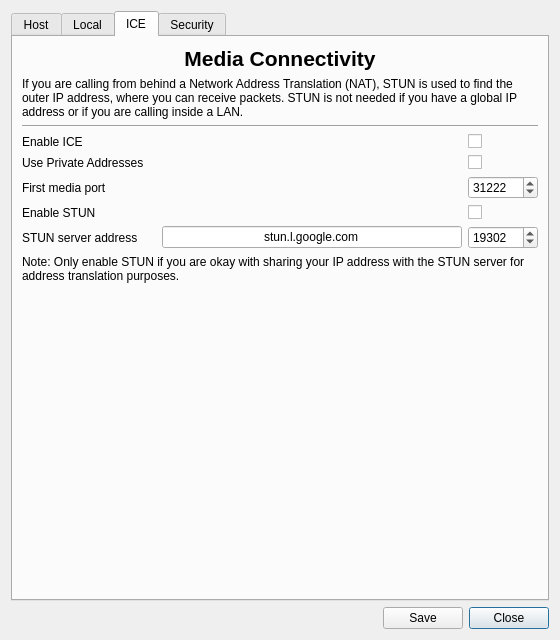
Old version of the form src/ui/settings/callsettings.ui in the repository ultravideo/uvgComm.
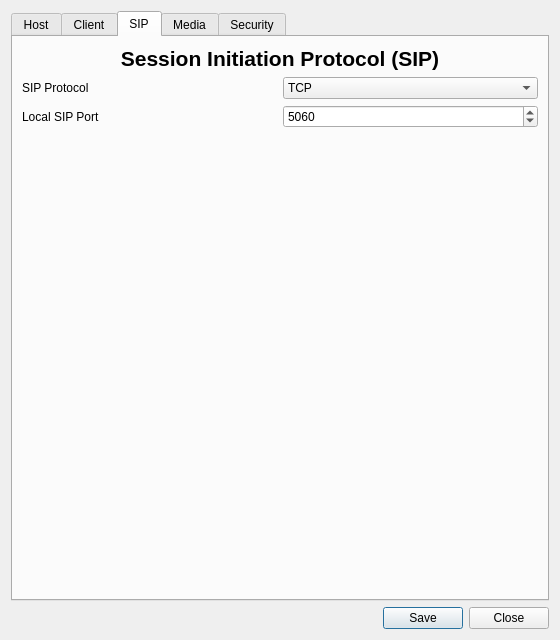
New version of the form. The open tabs and pages were chosen to show the change.

Commit message: feature(Settings): Enable settings the used local SIP port

The edit to the form file:
```diff
--- a/src/ui/settings/callsettings.ui
+++ b/src/ui/settings/callsettings.ui
@@ -14,13 +14,6 @@
    <string>Call Settings</string>
   </property>
   <layout class="QGridLayout" name="gridLayout">
-   <item row="3" column="2">
-    <widget class="QPushButton" name="advanced_close">
-     <property name="text">
-      <string>Close</string>
-     </property>
-    </widget>
-   </item>
    <item row="3" column="1">
     <widget class="QPushButton" name="advanced_ok">
      <property name="text">
@@ -178,9 +171,9 @@
        </item>
       </layout>
      </widget>
-     <widget class="QWidget" name="local">
+     <widget class="QWidget" name="client">
       <attribute name="title">
-       <string>Local</string>
+       <string>Client</string>
       </attribute>
       <layout class="QGridLayout" name="gridLayout_3">
        <item row="8" column="1">
@@ -448,9 +441,81 @@
        </item>
       </layout>
      </widget>
-     <widget class="QWidget" name="ice">
+     <widget class="QWidget" name="sip">
       <attribute name="title">
-       <string>ICE</string>
+       <string>SIP</string>
+      </attribute>
+      <layout class="QGridLayout" name="gridLayout_5">
+       <item row="4" column="1">
+        <spacer name="verticalSpacer_5">
+         <property name="orientation">
+          <enum>Qt::Vertical</enum>
+         </property>
+         <property name="sizeHint" stdset="0">
+          <size>
+           <width>20</width>
+           <height>40</height>
+          </size>
+         </property>
+        </spacer>
+       </item>
+       <item row="2" column="1">
+        <widget class="QSpinBox" name="sip_port">
+         <property name="minimum">
+          <number>1</number>
+         </property>
+         <property name="maximum">
+          <number>65535</number>
+         </property>
+         <property name="value">
+          <number>5060</number>
+         </property>
+        </widget>
+       </item>
+       <item row="1" column="1">
+        <widget class="QComboBox" name="protocol_box">
+         <item>
+          <property name="text">
+           <string>TCP</string>
+          </property>
+         </item>
+        </widget>
+       </item>
+       <item row="2" column="0">
+        <widget class="QLabel" name="sip_port_label">
+         <property name="text">
+          <string>Local SIP Port</string>
+         </property>
+        </widget>
+       </item>
+       <item row="1" column="0">
+        <widget class="QLabel" name="protocol_label">
+         <property name="text">
+          <string>SIP Protocol</string>
+         </property>
+        </widget>
+       </item>
+       <item row="0" column="0" colspan="2">
+        <widget class="QLabel" name="label_4">
+         <property name="font">
+          <font>
+           <pointsize>16</pointsize>
+           <bold>true</bold>
+          </font>
+         </property>
+         <property name="text">
+          <string>Session Initiation Protocol (SIP)</string>
+         </property>
+         <property name="alignment">
+          <set>Qt::AlignCenter</set>
+         </property>
+        </widget>
+       </item>
+      </layout>
+     </widget>
+     <widget class="QWidget" name="media">
+      <attribute name="title">
+       <string>Media</string>
       </attribute>
       <layout class="QGridLayout" name="gridLayout_2">
        <item row="5" column="0">
@@ -749,6 +814,13 @@
      </widget>
     </widget>
    </item>
+   <item row="3" column="2">
+    <widget class="QPushButton" name="advanced_close">
+     <property name="text">
+      <string>Close</string>
+     </property>
+    </widget>
+   </item>
    <item row="3" column="0">
     <spacer name="horizontalSpacer">
      <property name="orientation">
```
The commit also changes 4 other files.
